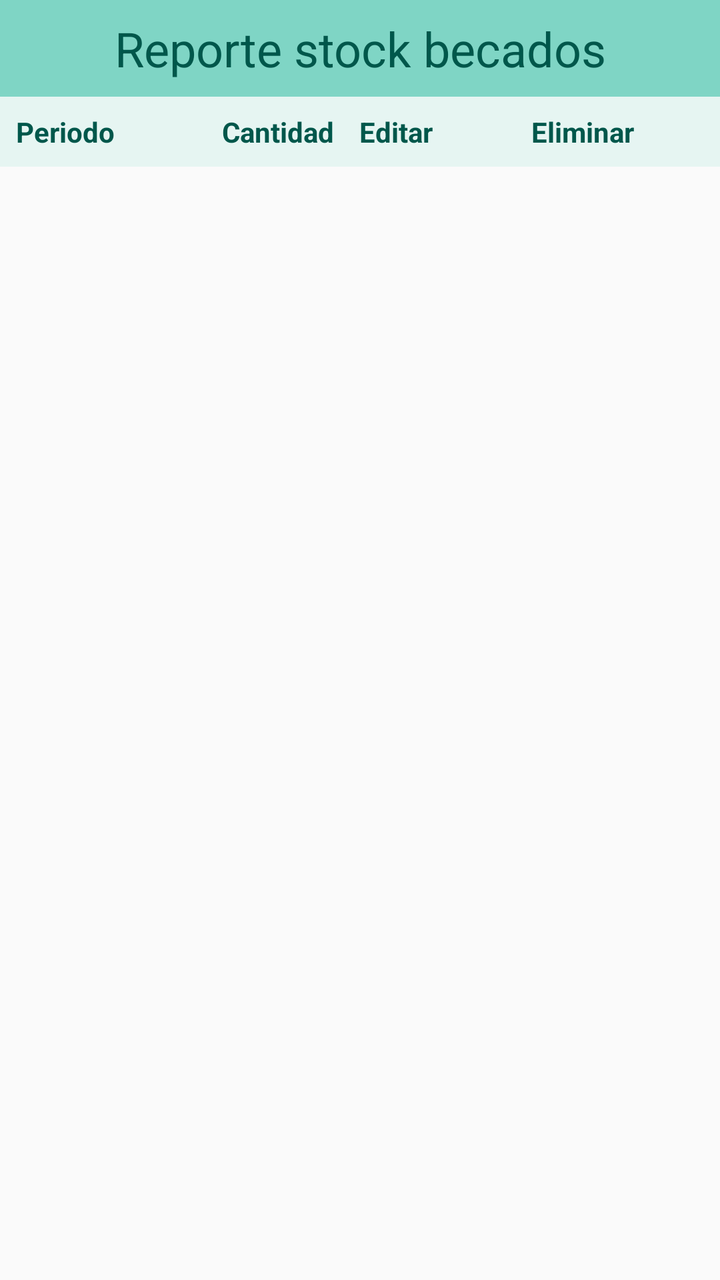
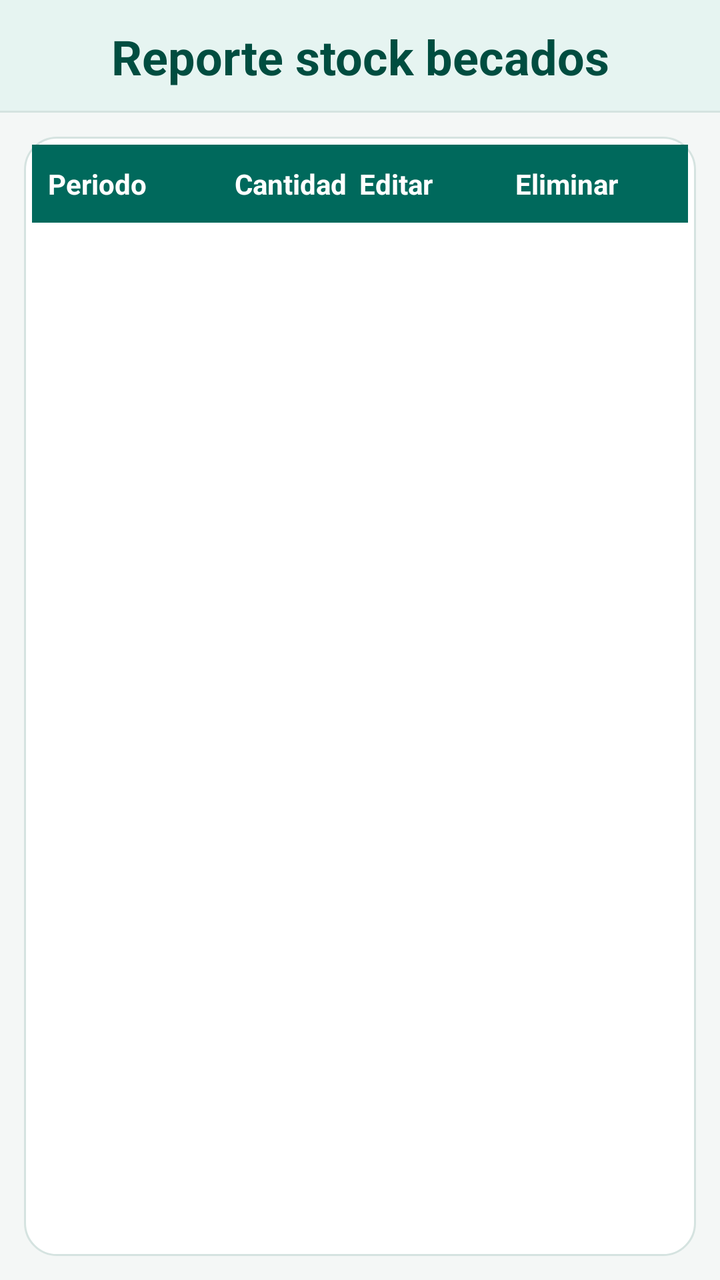

Before-and-after screenshots of an Android layout around one commit, followed by the original layout XML and the change that was made.
<!-- AndroidManifest.xml: application theme AppTheme -->
<!-- res/layout/fragment_fragmento_secretaria_reporte_stock.xml -->
<?xml version="1.0" encoding="utf-8"?>
<LinearLayout xmlns:android="http://schemas.android.com/apk/res/android"
    xmlns:tools="http://schemas.android.com/tools"
    android:layout_width="match_parent"
    android:layout_height="match_parent"
    android:orientation="vertical"
    tools:context=".fragmento_secretaria.fragmento_secretaria_reporte_stock">

    <TextView
        android:id="@+id/textView17"
        android:layout_width="match_parent"
        android:layout_height="wrap_content"
        android:background="#7FD5C5"
        android:gravity="center_horizontal"
        android:paddingVertical="8dp"
        android:text="Reporte stock becados"
        android:textColor="@color/colorPrimaryDark"
        android:textSize="@dimen/header_text_size" />

    <LinearLayout
        android:layout_width="match_parent"
        android:layout_height="wrap_content"
        android:background="#E6F5F2"
        android:orientation="horizontal"
        android:paddingHorizontal="8dp"
        android:paddingVertical="8dp">

        <TextView
            android:layout_width="0dp"
            android:layout_height="wrap_content"
            android:layout_weight="1.2"
            android:text="Periodo"
            android:textColor="@color/colorPrimaryDark"
            android:textStyle="bold" />

        <TextView
            android:layout_width="0dp"
            android:layout_height="wrap_content"
            android:layout_weight="0.8"
            android:text="Cantidad"
            android:textColor="@color/colorPrimaryDark"
            android:textStyle="bold" />

        <TextView
            android:layout_width="0dp"
            android:layout_height="wrap_content"
            android:layout_weight="1"
            android:text="Editar"
            android:textColor="@color/colorPrimaryDark"
            android:textStyle="bold" />

        <TextView
            android:layout_width="0dp"
            android:layout_height="wrap_content"
            android:layout_weight="1"
            android:text="Eliminar"
            android:textColor="@color/colorPrimaryDark"
            android:textStyle="bold" />

    </LinearLayout>

    <LinearLayout
        android:layout_width="match_parent"
        android:layout_height="0dp"
        android:layout_weight="1"
        android:orientation="horizontal"
        android:paddingHorizontal="8dp">

        <ListView
            android:id="@+id/lista_stock_periodo"
            android:layout_width="0dp"
            android:layout_height="match_parent"
            android:layout_weight="1.2" />

        <ListView
            android:id="@+id/lista_stock_becados"
            android:layout_width="0dp"
            android:layout_height="match_parent"
            android:layout_weight="0.8" />

        <ListView
            android:id="@+id/lista_editar"
            android:layout_width="0dp"
            android:layout_height="match_parent"
            android:layout_weight="1" />

        <ListView
            android:id="@+id/lista_eliminar"
            android:layout_width="0dp"
            android:layout_height="match_parent"
            android:layout_weight="1" />

    </LinearLayout>

</LinearLayout>
<!-- resources referenced by this layout -->
<resources>
  <color name="colorPrimaryDark">#00574B</color>
  <dimen name="header_text_size">24sp</dimen>
  <style name="AppTheme" parent="Theme.AppCompat.Light.DarkActionBar">
          
          <item name="colorPrimary">@color/colorPrimary</item>
          <item name="colorPrimaryDark">@color/colorPrimaryDark</item>
          <item name="colorAccent">@color/colorAccent</item>
      </style>
  <color name="colorPrimary">#8BD8D0</color>
  <color name="colorAccent">#D81B60</color>
</resources>

<!-- the commit's change to res/layout/fragment_fragmento_secretaria_reporte_stock.xml (unified diff, before → after) -->
@@ -3,92 +3,106 @@
     xmlns:tools="http://schemas.android.com/tools"
     android:layout_width="match_parent"
     android:layout_height="match_parent"
+    android:background="@color/bgScreen"
     android:orientation="vertical"
     tools:context=".fragmento_secretaria.fragmento_secretaria_reporte_stock">
 
     <TextView
         android:id="@+id/textView17"
-        android:layout_width="match_parent"
-        android:layout_height="wrap_content"
-        android:background="#7FD5C5"
-        android:gravity="center_horizontal"
-        android:paddingVertical="8dp"
-        android:text="Reporte stock becados"
-        android:textColor="@color/colorPrimaryDark"
-        android:textSize="@dimen/header_text_size" />
-
-    <LinearLayout
-        android:layout_width="match_parent"
-        android:layout_height="wrap_content"
-        android:background="#E6F5F2"
-        android:orientation="horizontal"
-        android:paddingHorizontal="8dp"
-        android:paddingVertical="8dp">
-
-        <TextView
-            android:layout_width="0dp"
-            android:layout_height="wrap_content"
-            android:layout_weight="1.2"
-            android:text="Periodo"
-            android:textColor="@color/colorPrimaryDark"
-            android:textStyle="bold" />
-
-        <TextView
-            android:layout_width="0dp"
-            android:layout_height="wrap_content"
-            android:layout_weight="0.8"
-            android:text="Cantidad"
-            android:textColor="@color/colorPrimaryDark"
-            android:textStyle="bold" />
-
-        <TextView
-            android:layout_width="0dp"
-            android:layout_height="wrap_content"
-            android:layout_weight="1"
-            android:text="Editar"
-            android:textColor="@color/colorPrimaryDark"
-            android:textStyle="bold" />
-
-        <TextView
-            android:layout_width="0dp"
-            android:layout_height="wrap_content"
-            android:layout_weight="1"
-            android:text="Eliminar"
-            android:textColor="@color/colorPrimaryDark"
-            android:textStyle="bold" />
-
-    </LinearLayout>
+        style="@style/ComedorSectionHeader"
+        android:text="Reporte stock becados" />
 
     <LinearLayout
         android:layout_width="match_parent"
         android:layout_height="0dp"
+        android:layout_margin="12dp"
         android:layout_weight="1"
-        android:orientation="horizontal"
-        android:paddingHorizontal="8dp">
+        android:background="@drawable/bg_card"
+        android:orientation="vertical"
+        android:padding="4dp">
 
-        <ListView
-            android:id="@+id/lista_stock_periodo"
-            android:layout_width="0dp"
-            android:layout_height="match_parent"
-            android:layout_weight="1.2" />
+        <LinearLayout
+            android:layout_width="match_parent"
+            android:layout_height="wrap_content"
+            android:background="@color/colorPrimary"
+            android:orientation="horizontal"
+            android:paddingHorizontal="8dp"
+            android:paddingVertical="10dp">
 
-        <ListView
-            android:id="@+id/lista_stock_becados"
-            android:layout_width="0dp"
-            android:layout_height="match_parent"
-            android:layout_weight="0.8" />
+            <TextView
+                android:layout_width="0dp"
+                android:layout_height="wrap_content"
+                android:layout_weight="1.2"
+                android:text="Periodo"
+                android:textColor="@color/textOnPrimary"
+                android:textStyle="bold" />
 
-        <ListView
-            android:id="@+id/lista_editar"
-            android:layout_width="0dp"
-            android:layout_height="match_parent"
-            android:layout_weight="1" />
+            <TextView
+                android:layout_width="0dp"
+                android:layout_height="wrap_content"
+                android:layout_weight="0.8"
+                android:text="Cantidad"
+                android:textColor="@color/textOnPrimary"
+                android:textStyle="bold" />
 
-        <ListView
-            android:id="@+id/lista_eliminar"
-            android:layout_width="0dp"
-            android:layout_height="match_parent"
-            android:layout_weight="1" />
+            <TextView
+                android:layout_width="0dp"
+                android:layout_height="wrap_content"
+                android:layout_weight="1"
+                android:text="Editar"
+                android:textColor="@color/textOnPrimary"
+                android:textStyle="bold" />
+
+            <TextView
+                android:layout_width="0dp"
+                android:layout_height="wrap_content"
+                android:layout_weight="1"
+                android:text="Eliminar"
+                android:textColor="@color/textOnPrimary"
+                android:textStyle="bold" />
+
+        </LinearLayout>
+
+        <LinearLayout
+            android:layout_width="match_parent"
+            android:layout_height="0dp"
+            android:layout_weight="1"
+            android:orientation="horizontal"
+            android:paddingHorizontal="4dp">
+
+            <ListView
+                android:id="@+id/lista_stock_periodo"
+                android:layout_width="0dp"
+                android:layout_height="match_parent"
+                android:layout_weight="1.2"
+                android:divider="@color/dividerSoft"
+                android:dividerHeight="1dp" />
+
+            <ListView
+                android:id="@+id/lista_stock_becados"
+                android:layout_width="0dp"
+                android:layout_height="match_parent"
+                android:layout_weight="0.8"
+                android:divider="@color/dividerSoft"
+                android:dividerHeight="1dp" />
+
+            <ListView
+                android:id="@+id/lista_editar"
+                android:layout_width="0dp"
+                android:layout_height="match_parent"
+                android:layout_weight="1"
+                android:divider="@color/dividerSoft"
+                android:dividerHeight="1dp" />
+
+            <ListView
+                android:id="@+id/lista_eliminar"
+                android:layout_width="0dp"
+                android:layout_height="match_parent"
+                android:layout_weight="1"
+                android:divider="@color/dividerSoft"
+                android:dividerHeight="1dp" />
+
+        </LinearLayout>
 
     </LinearLayout>
 
<!-- resource entries referenced after the edit -->
@@ -1,14 +1,61 @@
 <!-- resources referenced by this layout -->
 <resources>
-  <color name="colorPrimaryDark">#00574B</color>
+  <color name="bgScreen">#F4F7F6</color>
+  <color name="colorPrimaryDark">#004D40</color>
   <dimen name="header_text_size">24sp</dimen>
   <style name="AppTheme" parent="Theme.AppCompat.Light.DarkActionBar">
-          
           <item name="colorPrimary">@color/colorPrimary</item>
           <item name="colorPrimaryDark">@color/colorPrimaryDark</item>
           <item name="colorAccent">@color/colorAccent</item>
+          <item name="android:windowBackground">@color/bgScreen</item>
+          <item name="android:textColorPrimary">@color/textPrimary</item>
+          <item name="android:textColorSecondary">@color/textSecondary</item>
       </style>
-  <color name="colorPrimary">#8BD8D0</color>
-  <color name="colorAccent">#D81B60</color>
+  <color name="bgCard">#FFFFFF</color>
+  <color name="borderCard">#D5E3E0</color>
+  <!-- drawable bg_header_banner (drawable) -->
+  <?xml version="1.0" encoding="utf-8"?>
+  <layer-list xmlns:android="http://schemas.android.com/apk/res/android">
+      <item>
+          <shape android:shape="rectangle">
+              <solid android:color="@color/borderCard" />
+          </shape>
+      </item>
+      <item android:bottom="1dp">
+          <shape android:shape="rectangle">
+              <solid android:color="@color/bgSurfaceSoft" />
+          </shape>
+      </item>
+  </layer-list>
+  <color name="colorPrimary">#00695C</color>
+  <color name="dividerSoft">#E6EFED</color>
+  <color name="textOnPrimary">#FFFFFF</color>
+  <!-- drawable bg_card (drawable) -->
+  <?xml version="1.0" encoding="utf-8"?>
+  <shape xmlns:android="http://schemas.android.com/apk/res/android"
+      android:shape="rectangle">
+      <solid android:color="@color/bgCard" />
+      <corners android:radius="16dp" />
+      <stroke
+          android:width="1dp"
+          android:color="@color/borderCard" />
+  </shape>
+  <style name="ComedorSectionHeader">
+          <item name="android:layout_width">match_parent</item>
+          <item name="android:layout_height">wrap_content</item>
+          <item name="android:background">@drawable/bg_header_banner</item>
+          <item name="android:gravity">center_horizontal</item>
+          <item name="android:paddingTop">12dp</item>
+          <item name="android:paddingBottom">12dp</item>
+          <item name="android:paddingStart">16dp</item>
+          <item name="android:paddingEnd">16dp</item>
+          <item name="android:textColor">@color/colorPrimaryDark</item>
+          <item name="android:textSize">@dimen/header_text_size</item>
+          <item name="android:textStyle">bold</item>
+      </style>
+  <color name="colorAccent">#00897B</color>
+  <color name="textPrimary">#162B28</color>
+  <color name="textSecondary">#546E6A</color>
+  <color name="bgSurfaceSoft">#E6F4F1</color>
 </resources>
 
